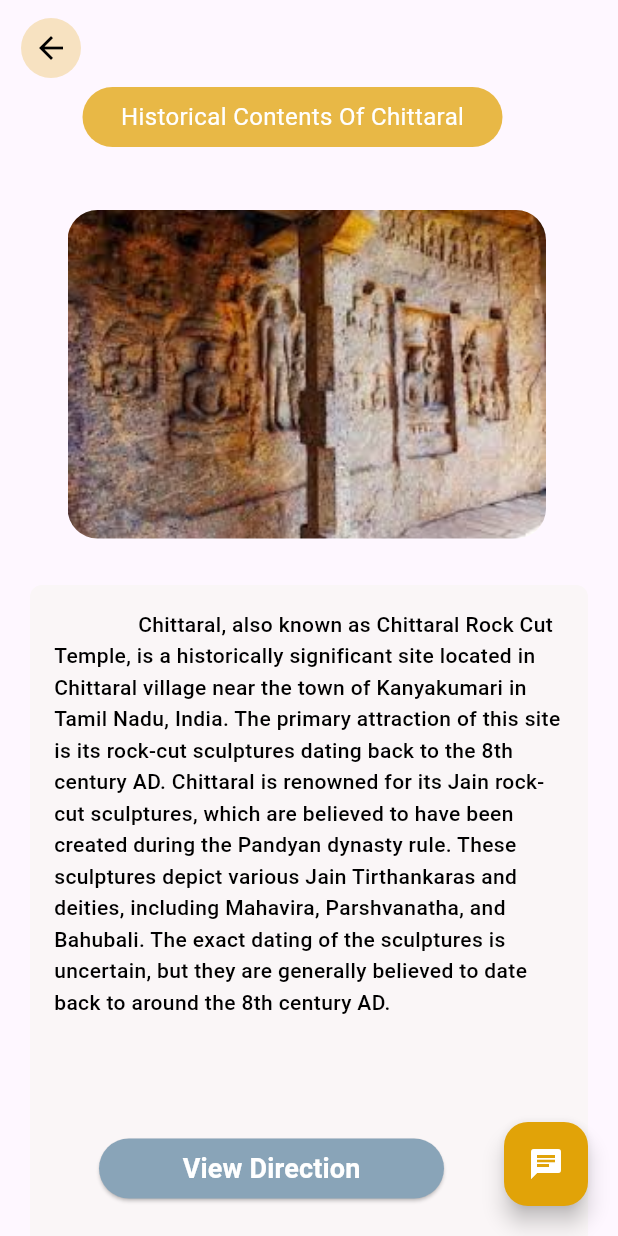
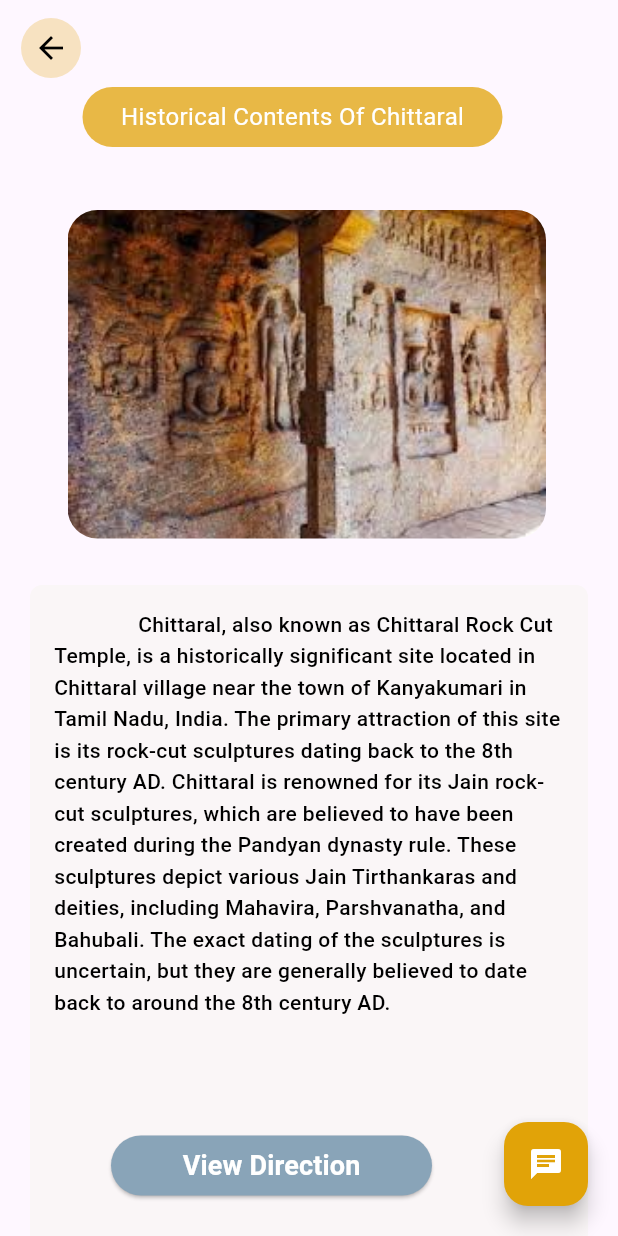
Before and after one commit to razeemarc/flutter_text_to_speech, a Flutter app: the RatingScreen screen opened directly, after a tap on the "arrow back" icon, on a phone screen of 412 x 824 dp. Run offline on Flutter 3.47's test engine with Material 3 defaults, Android fonts, the light colour scheme and no system bars; our stand-ins replace flutter_tts, google_generative_ai; Roboto replaces fonts that are missing (Poppins).

```diff
--- a/lib/pages/contentment.dart
+++ b/lib/pages/contentment.dart
@@ -124,26 +124,24 @@ class ContentPage extends StatelessWidget {
                   right: 100,
                   bottom: 5,
                   child: Container(
-                    padding: EdgeInsets.all(16.0),
-                    // Adjust the background color
-                    child: SizedBox(
+                    padding: EdgeInsets.symmetric(vertical: 18.0, horizontal: 24.0), // Adjust vertical padding to increase height
                     child: ElevatedButton(
                       onPressed: _launchUrl,
                       style: ElevatedButton.styleFrom(
                         foregroundColor: Colors.white,
-                          backgroundColor: Color.fromRGBO(137, 164, 184, 1), // Set the background color
+                        backgroundColor: Color.fromRGBO(137, 164, 184, 1),
                       ),
                       child: Text(
                         'View Direction',
                         style: TextStyle(
-                            fontWeight: FontWeight.bold, // Make the text bold
-                            fontSize: 18, // Set the font size
+                          fontWeight: FontWeight.bold,
+                          fontSize: 18,
                         ),
                       ),
                     ),
                   ),
                 ),
-                ),
+
 
                 Positioned(
                   bottom: 20.0, // Adjust this value to change the button's vertical position
```
Lines whose indentation alone changed are shown as unchanged.
